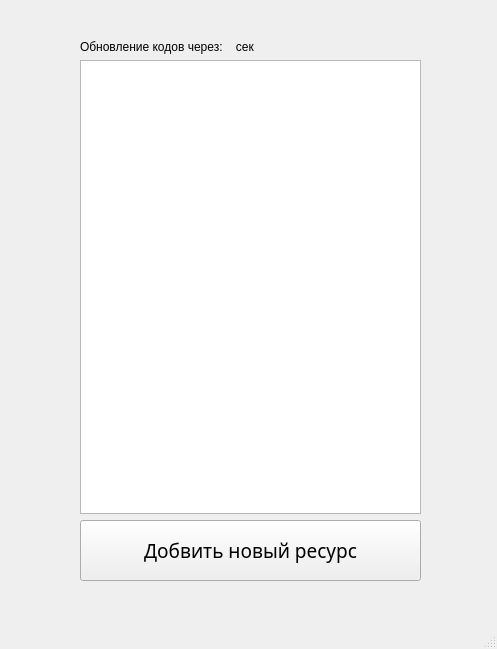
SheshukovM/TOTP, file TOTPApp/mainwindow.ui: the form before one commit.
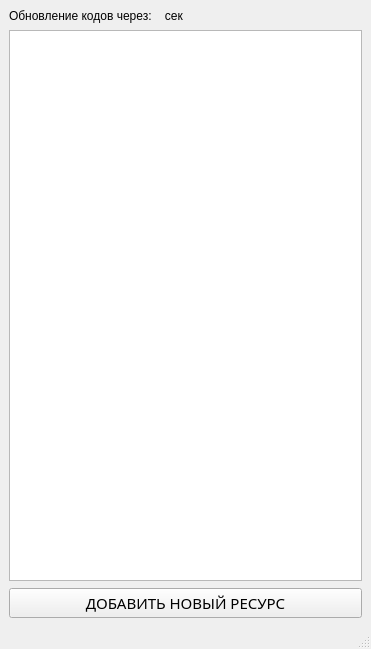
The form after the commit.

Diff of the .ui file:
```diff
--- a/TOTPApp/mainwindow.ui
+++ b/TOTPApp/mainwindow.ui
@@ -6,7 +6,7 @@
    <rect>
     <x>0</x>
     <y>0</y>
-    <width>497</width>
+    <width>371</width>
     <height>649</height>
    </rect>
   </property>
@@ -20,16 +20,12 @@
    <string>MainWindow</string>
   </property>
   <widget class="QWidget" name="centralwidget">
-   <widget class="QWidget" name="verticalLayoutWidget">
-    <property name="geometry">
-     <rect>
-      <x>80</x>
-      <y>40</y>
-      <width>341</width>
-      <height>541</height>
-     </rect>
-    </property>
+   <layout class="QVBoxLayout" name="verticalLayout_2">
+    <item>
     <layout class="QVBoxLayout" name="verticalLayout">
+      <property name="spacing">
+       <number>7</number>
+      </property>
      <item>
       <widget class="QLabel" name="countdownLabel">
        <property name="sizePolicy">
@@ -46,7 +42,7 @@
      <item>
       <widget class="QListWidget" name="listWidget">
        <property name="sizePolicy">
-        <sizepolicy hsizetype="Preferred" vsizetype="Preferred">
+         <sizepolicy hsizetype="Expanding" vsizetype="Expanding">
          <horstretch>0</horstretch>
          <verstretch>0</verstretch>
         </sizepolicy>
@@ -54,7 +50,7 @@
        <property name="minimumSize">
         <size>
          <width>0</width>
-         <height>300</height>
+          <height>75</height>
         </size>
        </property>
       </widget>
@@ -62,7 +58,7 @@
      <item>
       <widget class="QPushButton" name="pushButton">
        <property name="sizePolicy">
-        <sizepolicy hsizetype="Preferred" vsizetype="Fixed">
+         <sizepolicy hsizetype="Expanding" vsizetype="Fixed">
          <horstretch>0</horstretch>
          <verstretch>0</verstretch>
         </sizepolicy>
@@ -70,23 +66,28 @@
        <property name="minimumSize">
         <size>
          <width>0</width>
-         <height>61</height>
+          <height>0</height>
         </size>
        </property>
        <property name="font">
         <font>
-         <family>Myanmar Text</family>
-         <pointsize>14</pointsize>
+          <family>MV Boli</family>
+          <pointsize>11</pointsize>
          <italic>false</italic>
+          <bold>false</bold>
+          <underline>false</underline>
+          <strikeout>false</strikeout>
+          <kerning>true</kerning>
         </font>
        </property>
        <property name="text">
-        <string>Добвить новый ресурс</string>
+         <string>ДОБАВИТЬ НОВЫЙ РЕСУРС</string>
        </property>
       </widget>
      </item>
     </layout>
-   </widget>
+    </item>
+   </layout>
   </widget>
   <widget class="QMenuBar" name="menubar">
    <property name="geometry">
```
Left out of the diff: 2 changed lines with no effect on the pictures. Lines whose indentation alone changed are shown as unchanged.
